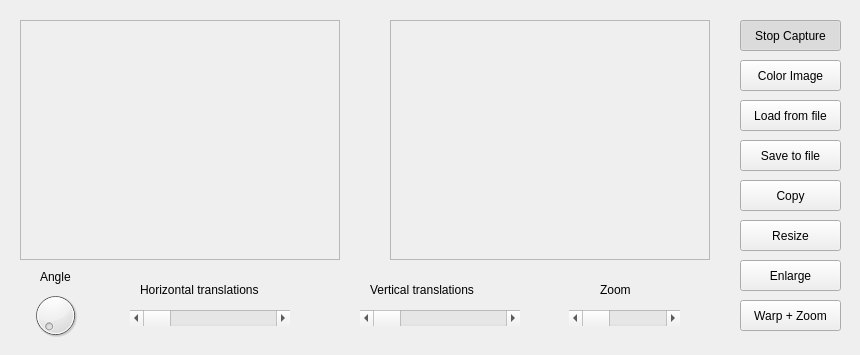
Above: P1/mainwindow.ui from JesusCHA/VA before the change. Below: the same form after it.
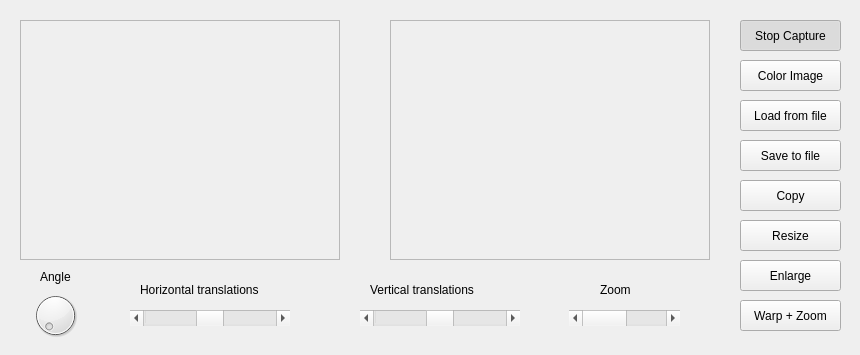
That is the form after the change.

Commit message: creo que asi va pero hay que verlo detenidamente y hacer algunos cambios

What changed in the file:
```diff
--- a/P1/mainwindow.ui
+++ b/P1/mainwindow.ui
@@ -167,6 +167,12 @@
      <height>16</height>
     </rect>
    </property>
+   <property name="minimum">
+    <number>-50</number>
+   </property>
+   <property name="maximum">
+    <number>50</number>
+   </property>
    <property name="orientation">
     <enum>Qt::Horizontal</enum>
    </property>
@@ -180,6 +186,12 @@
      <height>16</height>
     </rect>
    </property>
+   <property name="minimum">
+    <number>-50</number>
+   </property>
+   <property name="maximum">
+    <number>50</number>
+   </property>
    <property name="orientation">
     <enum>Qt::Horizontal</enum>
    </property>
@@ -193,6 +205,12 @@
      <height>16</height>
     </rect>
    </property>
+   <property name="minimum">
+    <number>1</number>
+   </property>
+   <property name="maximum">
+    <number>10</number>
+   </property>
    <property name="orientation">
     <enum>Qt::Horizontal</enum>
    </property>
```
The commit also changes 2 other files.
